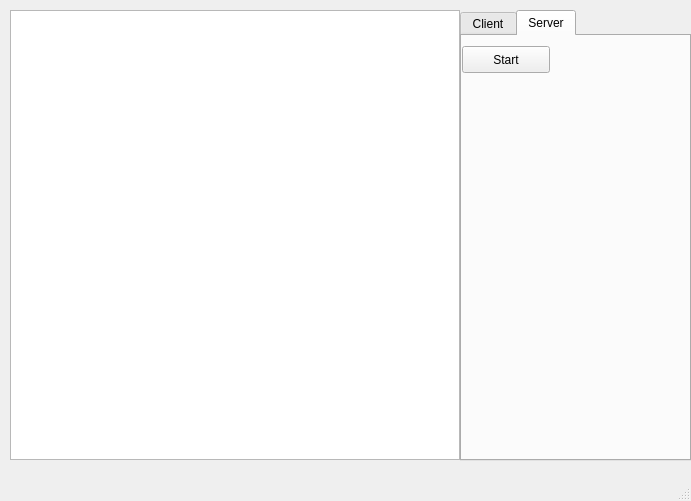
Before: the Qt Designer form common/gui/src/MainWindow.ui in krisukox/PCs-connector, drawn with Qt 5.
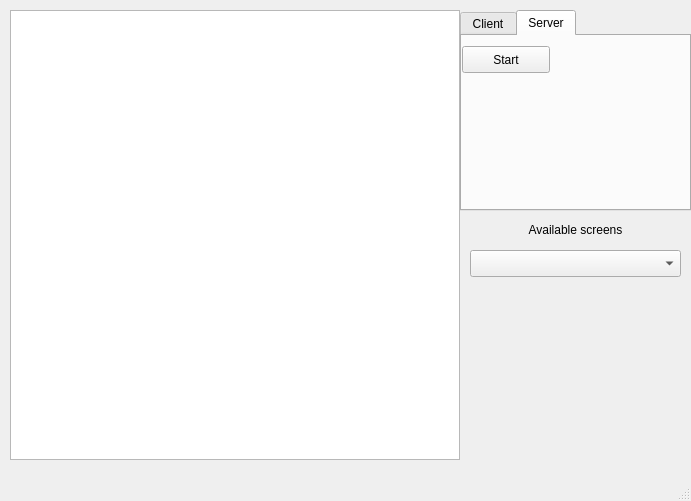
After: the same form once the commit is applied.

Commit message: Add available screens combo box

Diff of the .ui file:
```diff
--- a/common/gui/src/MainWindow.ui
+++ b/common/gui/src/MainWindow.ui
@@ -23,7 +23,7 @@
       <x>460</x>
       <y>10</y>
       <width>231</width>
-      <height>451</height>
+      <height>201</height>
      </rect>
     </property>
     <property name="currentIndex">
@@ -105,6 +105,32 @@
      </rect>
     </property>
    </widget>
+   <widget class="QComboBox" name="availableMonitors">
+    <property name="geometry">
+     <rect>
+      <x>470</x>
+      <y>250</y>
+      <width>211</width>
+      <height>27</height>
+     </rect>
+    </property>
+   </widget>
+   <widget class="QLabel" name="label">
+    <property name="geometry">
+     <rect>
+      <x>470</x>
+      <y>220</y>
+      <width>211</width>
+      <height>19</height>
+     </rect>
+    </property>
+    <property name="text">
+     <string>Available screens</string>
+    </property>
+    <property name="alignment">
+     <set>Qt::AlignCenter</set>
+    </property>
+   </widget>
   </widget>
   <widget class="QMenuBar" name="menubar">
    <property name="geometry">
```
The commit also changes 3 other files.
